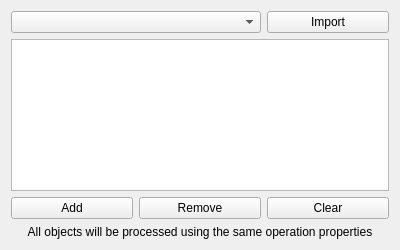
southseact-3d/fcd, file src/Mod/Path/Gui/Resources/panels/PageBaseGeometryEdit.ui: the form before one commit.
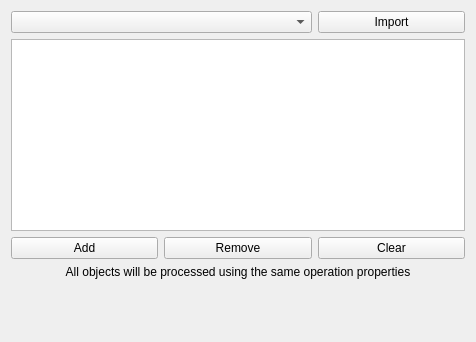
The form after the commit. Icons and pictures are not drawn.

Commit message: Disabled base geometry-list resizing since it makes the list unusable on HDP monitors.

Diff of the .ui file:
```diff
--- a/src/Mod/Path/Gui/Resources/panels/PageBaseGeometryEdit.ui
+++ b/src/Mod/Path/Gui/Resources/panels/PageBaseGeometryEdit.ui
@@ -6,8 +6,8 @@
    <rect>
     <x>0</x>
     <y>0</y>
-    <width>400</width>
-    <height>250</height>
+    <width>476</width>
+    <height>342</height>
    </rect>
   </property>
   <property name="sizePolicy">
@@ -23,94 +23,28 @@
    <iconset resource="../Path.qrc">
     <normaloff>:/icons/Path_BaseGeometry.svg</normaloff>:/icons/Path_BaseGeometry.svg</iconset>
   </property>
-  <layout class="QVBoxLayout" name="verticalLayout">
-   <item>
-    <layout class="QGridLayout" name="gridLayout">
-     <item row="0" column="2">
-      <widget class="QPushButton" name="geometryImportButton">
-       <property name="text">
-        <string>Import</string>
-       </property>
-      </widget>
-     </item>
-     <item row="2" column="1">
-      <widget class="QPushButton" name="deleteBase">
-       <property name="toolTip">
-        <string>&lt;html&gt;&lt;head/&gt;&lt;body&gt;&lt;p&gt;Remove the selected list items from the list of base geometries. The operation will not be applied to them.&lt;/p&gt;&lt;/body&gt;&lt;/html&gt;</string>
-       </property>
-       <property name="text">
-        <string>Remove</string>
-       </property>
-      </widget>
-     </item>
-     <item row="0" column="0" colspan="2">
-      <widget class="QComboBox" name="geometryImportList">
-       <property name="sizePolicy">
-        <sizepolicy hsizetype="Expanding" vsizetype="Fixed">
-         <horstretch>0</horstretch>
-         <verstretch>0</verstretch>
-        </sizepolicy>
-       </property>
-       <property name="toolTip">
-        <string>&lt;html&gt;&lt;head/&gt;&lt;body&gt;&lt;p&gt;List of operations with Base Geometry in current Job.&lt;/p&gt;&lt;/body&gt;&lt;/html&gt;</string>
-       </property>
-      </widget>
-     </item>
-     <item row="1" column="0" colspan="3">
-      <widget class="QListWidget" name="baseList">
-       <property name="enabled">
-        <bool>true</bool>
-       </property>
-       <property name="sizePolicy">
-        <sizepolicy hsizetype="Expanding" vsizetype="Expanding">
-         <horstretch>0</horstretch>
-         <verstretch>0</verstretch>
-        </sizepolicy>
-       </property>
-       <property name="toolTip">
-        <string>&lt;html&gt;&lt;head/&gt;&lt;body&gt;&lt;p&gt;Select one or more features in the 3d view and press 'Add' to add them as the base items for this operation.&lt;/p&gt;&lt;p&gt;&lt;br/&gt;&lt;/p&gt;&lt;p&gt;Selected features can be deleted entirely.&lt;/p&gt;&lt;/body&gt;&lt;/html&gt;</string>
-       </property>
-       <property name="selectionMode">
-        <enum>QAbstractItemView::ExtendedSelection</enum>
-       </property>
-      </widget>
-     </item>
-     <item row="2" column="2">
-      <widget class="QPushButton" name="clearBase">
-       <property name="toolTip">
-        <string>&lt;html&gt;&lt;head/&gt;&lt;body&gt;&lt;p&gt;Clears list of base geometries.&lt;/p&gt;&lt;/body&gt;&lt;/html&gt;</string>
-       </property>
-       <property name="text">
-        <string>Clear</string>
-       </property>
-      </widget>
-     </item>
-     <item row="2" column="0">
-      <widget class="QPushButton" name="addBase">
-       <property name="toolTip">
-        <string>&lt;html&gt;&lt;head/&gt;&lt;body&gt;&lt;p&gt;Add selected features to the list of base geometries for this operation.&lt;/p&gt;&lt;/body&gt;&lt;/html&gt;</string>
-       </property>
-       <property name="text">
-        <string>Add</string>
-       </property>
-      </widget>
-     </item>
-     <item row="3" column="0" colspan="3">
-      <widget class="QLabel" name="label">
-       <property name="text">
-        <string>All objects will be processed using the same operation properties</string>
-       </property>
-       <property name="alignment">
-        <set>Qt::AlignCenter</set>
-       </property>
-       <property name="wordWrap">
-        <bool>true</bool>
-       </property>
-      </widget>
-     </item>
-    </layout>
+  <layout class="QGridLayout" name="gridLayout">
+   <item row="3" column="0">
+    <widget class="QPushButton" name="addBase">
+     <property name="toolTip">
+      <string>&lt;html&gt;&lt;head/&gt;&lt;body&gt;&lt;p&gt;Add selected features to the list of base geometries for this operation.&lt;/p&gt;&lt;/body&gt;&lt;/html&gt;</string>
+     </property>
+     <property name="text">
+      <string>Add</string>
+     </property>
+    </widget>
    </item>
-   <item>
+   <item row="3" column="1">
+    <widget class="QPushButton" name="deleteBase">
+     <property name="toolTip">
+      <string>&lt;html&gt;&lt;head/&gt;&lt;body&gt;&lt;p&gt;Remove the selected list items from the list of base geometries. The operation will not be applied to them.&lt;/p&gt;&lt;/body&gt;&lt;/html&gt;</string>
+     </property>
+     <property name="text">
+      <string>Remove</string>
+     </property>
+    </widget>
+   </item>
+   <item row="7" column="0">
     <spacer name="verticalSpacer">
      <property name="orientation">
       <enum>Qt::Vertical</enum>
@@ -123,6 +57,68 @@
      </property>
     </spacer>
    </item>
+   <item row="3" column="2">
+    <widget class="QPushButton" name="clearBase">
+     <property name="toolTip">
+      <string>&lt;html&gt;&lt;head/&gt;&lt;body&gt;&lt;p&gt;Clears list of base geometries.&lt;/p&gt;&lt;/body&gt;&lt;/html&gt;</string>
+     </property>
+     <property name="text">
+      <string>Clear</string>
+     </property>
+    </widget>
+   </item>
+   <item row="6" column="0" colspan="3">
+    <widget class="QLabel" name="label">
+     <property name="text">
+      <string>All objects will be processed using the same operation properties</string>
+     </property>
+     <property name="alignment">
+      <set>Qt::AlignCenter</set>
+     </property>
+     <property name="wordWrap">
+      <bool>true</bool>
+     </property>
+    </widget>
+   </item>
+   <item row="2" column="0" colspan="3">
+    <widget class="QListWidget" name="baseList">
+     <property name="enabled">
+      <bool>true</bool>
+     </property>
+     <property name="sizePolicy">
+      <sizepolicy hsizetype="MinimumExpanding" vsizetype="MinimumExpanding">
+       <horstretch>0</horstretch>
+       <verstretch>0</verstretch>
+      </sizepolicy>
+     </property>
+     <property name="toolTip">
+      <string>&lt;html&gt;&lt;head/&gt;&lt;body&gt;&lt;p&gt;Select one or more features in the 3d view and press 'Add' to add them as the base items for this operation.&lt;/p&gt;&lt;p&gt;&lt;br/&gt;&lt;/p&gt;&lt;p&gt;Selected features can be deleted entirely.&lt;/p&gt;&lt;/body&gt;&lt;/html&gt;</string>
+     </property>
+     <property name="selectionMode">
+      <enum>QAbstractItemView::ExtendedSelection</enum>
+     </property>
+    </widget>
+   </item>
+   <item row="0" column="2">
+    <widget class="QPushButton" name="geometryImportButton">
+     <property name="text">
+      <string>Import</string>
+     </property>
+    </widget>
+   </item>
+   <item row="0" column="0" colspan="2">
+    <widget class="QComboBox" name="geometryImportList">
+     <property name="sizePolicy">
+      <sizepolicy hsizetype="Expanding" vsizetype="Fixed">
+       <horstretch>0</horstretch>
+       <verstretch>0</verstretch>
+      </sizepolicy>
+     </property>
+     <property name="toolTip">
+      <string>&lt;html&gt;&lt;head/&gt;&lt;body&gt;&lt;p&gt;List of operations with Base Geometry in current Job.&lt;/p&gt;&lt;/body&gt;&lt;/html&gt;</string>
+     </property>
+    </widget>
+   </item>
   </layout>
  </widget>
  <tabstops>
```
Left out of the diff: 6 changed lines with no effect on the pictures. The commit also changes 1 other file.
